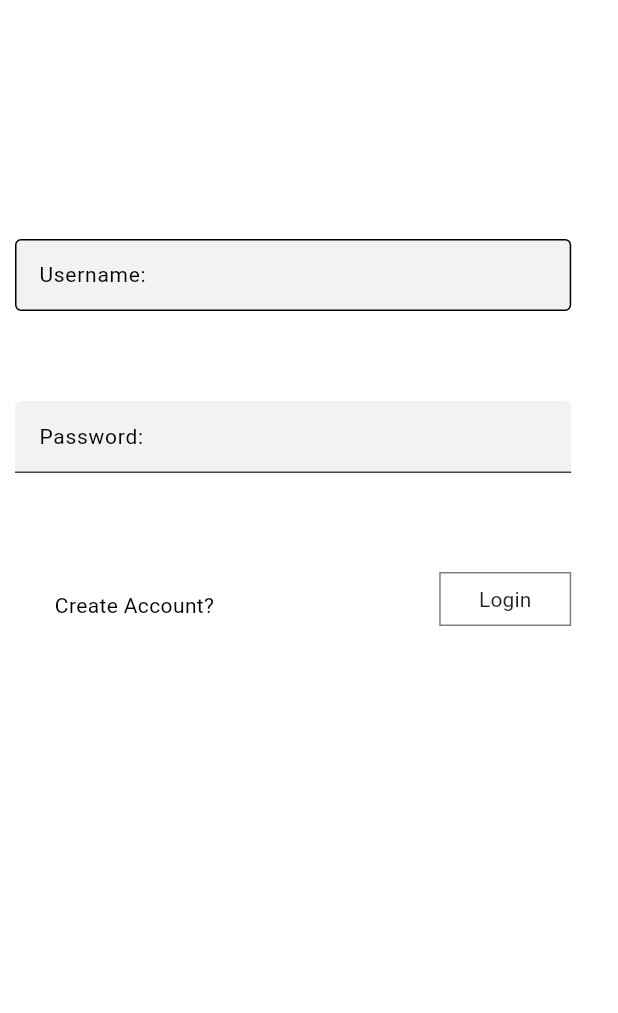
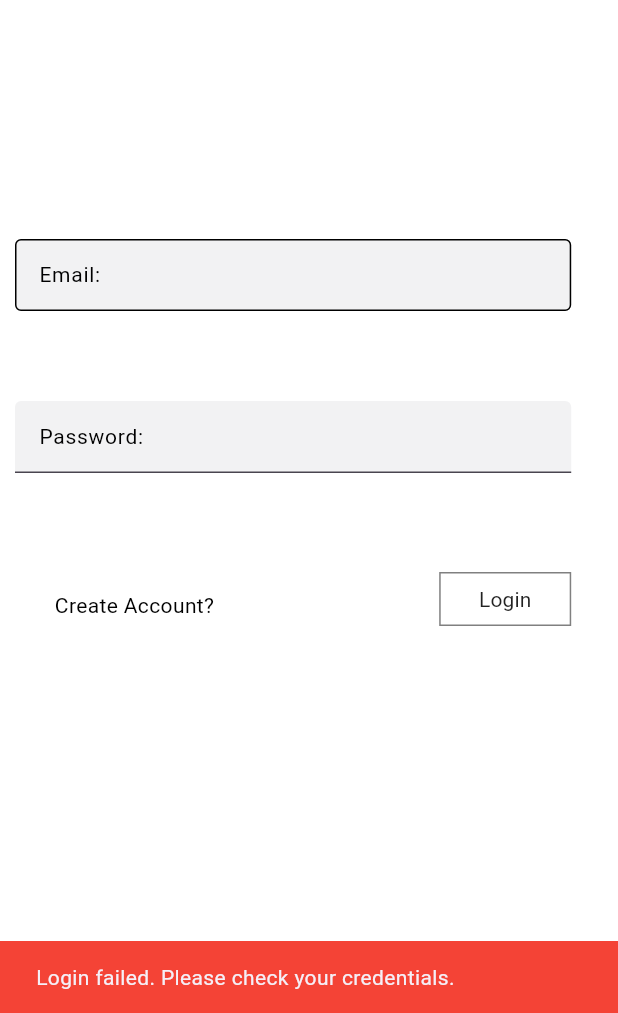
Before and after one commit to 5C-UoP/soc-drawer, a Flutter app: the Login screen opened directly, after a tap on "Login", on a phone screen of 412 x 824 dp, the part 223-1236 px from its top. Run offline on Flutter 3.47's test engine with Material 3 defaults, Android fonts, the light colour scheme and no system bars; our stand-ins replace font_awesome_flutter, table_calendar; accounts and stored records are empty; generated files the repository leaves out were written again.

Commit message:
user login

```diff
--- a/lib/src/app.dart
+++ b/lib/src/app.dart
@@ -1,8 +1,10 @@
 import 'package:flutter/material.dart';
 import 'package:flutter_gen/gen_l10n/app_localizations.dart';
 import 'package:flutter_localizations/flutter_localizations.dart';
+import 'package:socdrawer/src/controllers/user_controller.dart';
 import 'package:socdrawer/src/views/components/bottomNavBar.dart';
 import 'package:socdrawer/src/views/events/event_create_view.dart';
+import 'package:socdrawer/src/views/user/login_view.dart';
 
 import 'controllers/settings_controller.dart';
 import 'views/settings/settings_view.dart';
@@ -69,6 +71,10 @@ class SocDrawer extends StatelessWidget {
             return MaterialPageRoute<void>(
               settings: routeSettings,
               builder: (BuildContext context) {
+                if (getLoggedInUser() == null) {
+                  return const Login();
+                }
+
                 switch (routeSettings.name) {
                   case SettingsView.routeName:
                     return SettingsView(controller: settingsController);
@@ -79,7 +85,7 @@ class SocDrawer extends StatelessWidget {
                   case SocietyItemListView.routeName:
                     return const SocietyItemListView();
                   case EventCreate.routeName:
-                    return const EventCreate();
+                    return EventCreate();
                   default:
                     return const BottomNavBar();
                 }
--- /dev/null
+++ b/lib/src/controllers/user_controller.dart
@@ -0,0 +1,58 @@
+import 'package:socdrawer/src/controllers/society_controller.dart';
+import 'package:socdrawer/src/models/user.dart';
+
+User? loggedinuser;
+
+List<User> users = [
+  User(
+    name: 'Sam',
+    surename: 'Blewitt',
+    email: 'john.doe@myport.ac.uk',
+    year: 2023,
+    // comitteeSocieties: [],
+    comitteeSocieties: [socieities[0], socieities[1]],
+    societies: [socieities[2]], password: 'test',
+  ),
+  User(
+    name: 'John',
+    surename: 'Doe',
+    email: 'example.user@myport.ac.uk',
+    year: 2023,
+    comitteeSocieties: [],
+    societies: [socieities[0], socieities[1], socieities[2]],
+    password: 'test',
+  ),
+  User(
+    name: 'Admin',
+    surename: 'admin',
+    email: 'admin@myport.ac.uk',
+    year: 2023,
+    comitteeSocieties: [
+      socieities[0],
+      socieities[1],
+      socieities[2],
+      socieities[3]
+    ],
+    societies: [],
+    password: 'admin',
+  )
+];
+
+bool login(String email, String password) {
+  for (var user in users) {
+    if (user.email == email && user.password == password) {
+      loggedinuser = user;
+      return true;
+    }
+  }
+  loggedinuser = null; // Set to null if no match is found
+  return false;
+}
+
+void logoutUser() {
+  loggedinuser = null;
+}
+
+User? getLoggedInUser() {
+  return loggedinuser;
+}
--- a/lib/src/models/user.dart
+++ b/lib/src/models/user.dart
@@ -7,6 +7,7 @@ class User {
   final int year;
   final List<Socieity> societies;
   final List<Socieity> comitteeSocieties;
+  final String password;
 
   User(
       {required this.name,
@@ -14,9 +15,10 @@ class User {
       required this.email,
       required this.year,
       required this.societies,
+      required this.password,
       required this.comitteeSocieties});
 
   @override
   String toString() =>
-      'Full name: $name $surename\nEmail: $email\nStudent year: $year\nSociety: $societies\nCommittee: $comitteeSocieties';
+      'Full name: $name $surename\nEmail: $email\nPassword $password\nStudent year: $year\nSociety: $societies\nCommittee: $comitteeSocieties';
 }
--- a/lib/src/views/components/bottomNavBar.dart
+++ b/lib/src/views/components/bottomNavBar.dart
@@ -1,4 +1,5 @@
 import 'package:flutter/material.dart';
+import 'package:socdrawer/src/controllers/user_controller.dart';
 import 'package:socdrawer/src/views/events/events_view.dart';
 import 'package:socdrawer/src/views/home/home_view.dart';
 import 'package:socdrawer/src/views/socieites/socieities_list_view.dart';
@@ -27,6 +28,10 @@ class _BottomNavBarState extends State<BottomNavBar> {
 
   @override
   Widget build(BuildContext context) {
+    if (getLoggedInUser() == null) {
+      Navigator.pushNamed(context, 'login');
+    }
+
     return Scaffold(
       body: IndexedStack(
         index: _currentIndex,
--- a/lib/src/views/user/login_view.dart
+++ b/lib/src/views/user/login_view.dart
@@ -1,4 +1,5 @@
 import 'package:flutter/material.dart';
+import 'package:socdrawer/src/controllers/user_controller.dart';
 
 class Login extends StatefulWidget {
   const Login({super.key});
@@ -12,8 +13,13 @@ class Login extends StatefulWidget {
 }
 
 class LoginState extends State<Login> {
+  final TextEditingController emailController = TextEditingController();
+  final TextEditingController passwordController = TextEditingController();
+
   @override
   Widget build(BuildContext context) {
+    logoutUser();
+
     return Scaffold(
       backgroundColor: const Color(0xffffffff),
       appBar: AppBar(
@@ -33,8 +39,6 @@ class LoginState extends State<Login> {
           child: Stack(
             alignment: Alignment.center,
             children: [
-              //This widget will be replaced with logo?
-
               const Align(
                 alignment: Alignment(0.0, -0.9),
                 child: Text(
@@ -52,7 +56,7 @@ class LoginState extends State<Login> {
               Align(
                 alignment: const Alignment(0.0, -0.3),
                 child: TextField(
-                  controller: TextEditingController(),
+                  controller: emailController,
                   obscureText: false,
                   textAlign: TextAlign.start,
                   maxLines: 1,
@@ -78,7 +82,7 @@ class LoginState extends State<Login> {
                       borderSide:
                           const BorderSide(color: Color(0xff000000), width: 1),
                     ),
-                    hintText: "Username:",
+                    hintText: "Email:",
                     hintStyle: const TextStyle(
                       fontWeight: FontWeight.w400,
                       fontStyle: FontStyle.normal,
@@ -94,7 +98,7 @@ class LoginState extends State<Login> {
                 ),
               ),
               TextField(
-                controller: TextEditingController(),
+                controller: passwordController,
                 obscureText: true,
                 textAlign: TextAlign.start,
                 maxLines: 1,
@@ -125,7 +129,26 @@ class LoginState extends State<Login> {
                 // Login Button
 
                 child: MaterialButton(
-                  onPressed: () {},
+                  onPressed: () {
+                    // get the username and password, if they don't exist then show a snackbar error
+                    final email = emailController.text;
+                    final password = passwordController.text;
+
+                    // attempt the login
+                    bool attempt = login(email, password);
+
+                    if (attempt) {
+                      Navigator.pushNamed(context, '');
+                    } else {
+                      ScaffoldMessenger.of(context).showSnackBar(
+                        const SnackBar(
+                          content: Text(
+                              'Login failed. Please check your credentials.'),
+                          backgroundColor: Colors.red,
+                        ),
+                      );
+                    }
+                  },
                   color: Color(0xffffffff),
                   elevation: 0,
                   shape: const RoundedRectangleBorder(
```
Also changed, not shown: lib/src/views/user/user_view.dart (+8 -11 lines).
